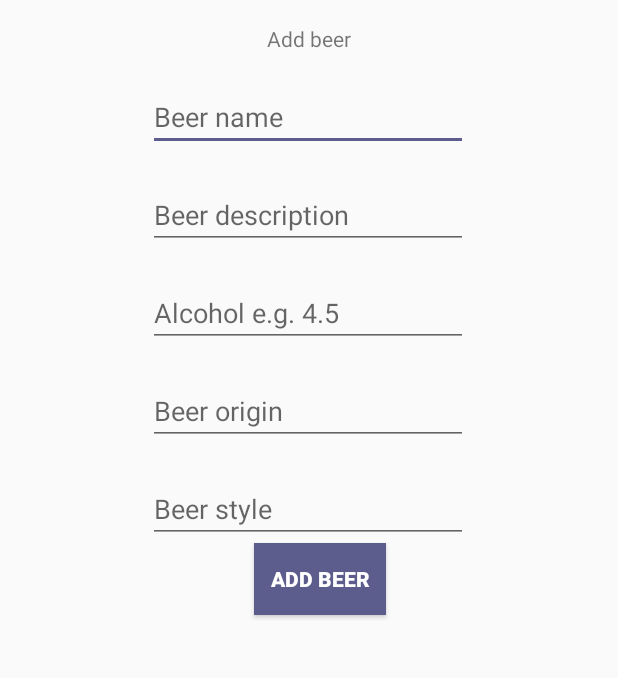
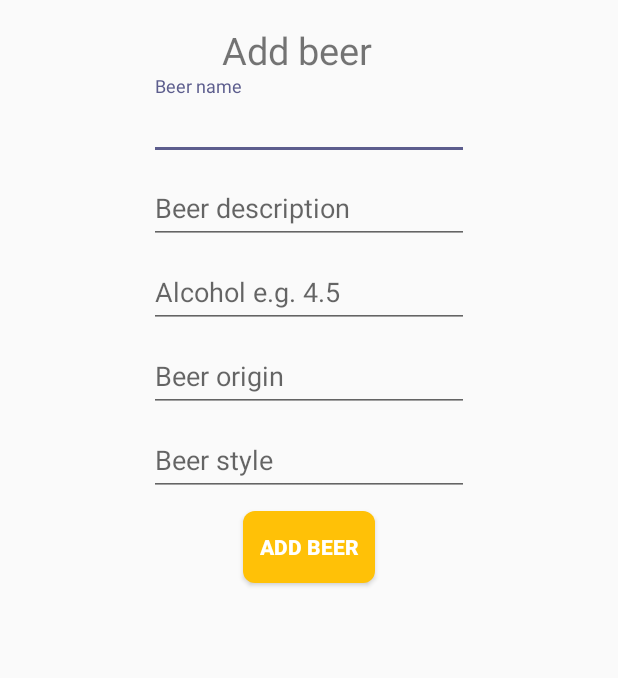
Before and after one commit to ucll-mobile-2021/project-beertracking, an Android app: the AddBeerActivity screen opened directly, with no data from a screen before it, on a phone screen of 412 x 824 dp, the part 84-762 px from its top. Run offline under Robolectric (Android 15) with nearby library versions, the phone set to English and light mode, and no system bars; our stand-ins replace Firebase (no records; nobody signed in at launch, a user with empty details on screens opened directly).

Commit message:
Layout for adding beer updated to match the rest

```diff
--- a/app/src/main/res/layout/activity_add_activity.xml
+++ b/app/src/main/res/layout/activity_add_activity.xml
@@ -32,7 +32,7 @@
             android:layout_width="wrap_content"
             android:layout_height="wrap_content"
             android:layout_marginTop="24dp"
-            android:background="@color/colorAccent"
+            android:background="@drawable/rounded_corners"
             android:text="Camera"
             android:textColor="@android:color/white"
             android:textStyle="bold"
@@ -50,7 +50,7 @@
             app:layout_constraintBottom_toBottomOf="@+id/cameraBtn"
             app:layout_constraintStart_toEndOf="@+id/cameraBtn"
             app:layout_constraintTop_toTopOf="@+id/cameraBtn"
-            android:background="@color/colorAccent"
+            android:background="@drawable/rounded_corners"
             android:textColor="@android:color/white"
             android:textStyle="bold" />
 
--- a/app/src/main/res/layout/activity_add_beer.xml
+++ b/app/src/main/res/layout/activity_add_beer.xml
@@ -1,16 +1,15 @@
-<?xml version="1.0" encoding="utf-8"?>
-<!--> This part has to be copied in each activity. Change the android:id only </-->
+<?xml version="1.0" encoding="utf-8"?><!--> This part has to be copied in each activity. Change the android:id only </-->
 <androidx.drawerlayout.widget.DrawerLayout xmlns:android="http://schemas.android.com/apk/res/android"
     xmlns:app="http://schemas.android.com/apk/res-auto"
     xmlns:tools="http://schemas.android.com/tools"
+    android:id="@+id/drawer_layout"
     android:layout_width="match_parent"
     android:layout_height="match_parent"
-    tools:context=".view.AddBeerActivity"
-    android:id="@+id/drawer_layout">
+    tools:context=".view.AddBeerActivity">
 
     <!--> here you can add your specific page code. </-->
 
-    <androidx.constraintlayout.widget.ConstraintLayout
+    <!--<androidx.constraintlayout.widget.ConstraintLayout
         android:layout_width="match_parent"
         android:layout_height="match_parent">
 
@@ -22,6 +21,7 @@
             android:layout_marginTop="72dp"
             android:layout_marginEnd="@dimen/horizontal_margin"
             android:text="Add beer"
+            android:textSize="25dp"
             app:layout_constraintEnd_toEndOf="parent"
             app:layout_constraintStart_toStartOf="parent"
             app:layout_constraintTop_toTopOf="parent" />
@@ -101,11 +101,109 @@
             app:layout_constraintHorizontal_bias="0.497"
             app:layout_constraintStart_toStartOf="parent"
             app:layout_constraintTop_toBottomOf="@+id/style_text"
-            android:background="@color/colorAccent"
+            android:background="@drawable/rounded_corners"
             android:textColor="@android:color/white"
             android:textStyle="bold" />
 
-    </androidx.constraintlayout.widget.ConstraintLayout>
+
+
+    </androidx.constraintlayout.widget.ConstraintLayout>-->
+    <LinearLayout
+        android:layout_width="match_parent"
+        android:layout_height="match_parent"
+        android:orientation="vertical">
+
+        <TextView
+            android:id="@+id/nav_titel"
+            android:layout_width="wrap_content"
+            android:layout_height="wrap_content"
+
+            android:layout_marginTop="72dp"
+            android:layout_marginEnd="@dimen/horizontal_margin"
+            android:layout_gravity="center"
+            android:text="Add beer"
+            android:textSize="25sp" />
+        <com.google.android.material.textfield.TextInputLayout
+            android:layout_width="wrap_content"
+            android:layout_gravity="center"
+            android:layout_height="wrap_content">
+            <com.google.android.material.textfield.TextInputEditText
+                android:layout_width="wrap_content"
+                android:layout_height="wrap_content"
+                android:layout_marginTop="20dp"
+                android:ems="10"
+                android:hint="Beer name"
+                android:inputType="textPersonName"
+                android:id="@+id/name_text"
+                />
+
+        </com.google.android.material.textfield.TextInputLayout>
+
+        <com.google.android.material.textfield.TextInputLayout
+            android:layout_width="wrap_content"
+            android:layout_gravity="center"
+            android:layout_height="wrap_content">
+            <com.google.android.material.textfield.TextInputEditText
+                android:layout_width="wrap_content"
+                android:layout_height="wrap_content"
+                android:id="@+id/description_text"
+                android:layout_marginTop="20dp"
+                android:ems="10"
+                android:hint="Beer description"
+                android:inputType="textPersonName"/>
+        </com.google.android.material.textfield.TextInputLayout>
+        <com.google.android.material.textfield.TextInputLayout
+            android:layout_width="wrap_content"
+            android:layout_height="wrap_content"
+            android:layout_gravity="center">
+            <com.google.android.material.textfield.TextInputEditText
+                android:layout_width="wrap_content"
+                android:layout_height="wrap_content"
+                android:id="@+id/alcohol_number"
+                android:layout_marginTop="20dp"
+                android:ems="10"
+                android:hint="Alcohol e.g. 4.5"
+                android:inputType="textPersonName"/>
+        </com.google.android.material.textfield.TextInputLayout>
+        <com.google.android.material.textfield.TextInputLayout
+            android:layout_width="wrap_content"
+            android:layout_height="wrap_content"
+            android:layout_gravity="center">
+            <com.google.android.material.textfield.TextInputEditText
+                android:layout_width="wrap_content"
+                android:layout_height="wrap_content"
+                android:id="@+id/origin_text"
+                android:layout_marginTop="20dp"
+                android:ems="10"
+                android:hint="Beer origin"
+                android:inputType="textPersonName"/>
+        </com.google.android.material.textfield.TextInputLayout>
+        <com.google.android.material.textfield.TextInputLayout
+            android:layout_width="wrap_content"
+            android:layout_height="wrap_content"
+            android:layout_gravity="center">
+            <com.google.android.material.textfield.TextInputEditText
+                android:layout_width="wrap_content"
+                android:layout_height="wrap_content"
+                android:id="@+id/style_text"
+                android:layout_marginTop="20dp"
+                android:ems="10"
+                android:hint="Beer style"
+                android:inputType="textPersonName"/>
+        </com.google.android.material.textfield.TextInputLayout>
+
+        <Button
+            android:id="@+id/addbeer_button"
+            android:layout_width="wrap_content"
+            android:layout_height="wrap_content"
+            android:layout_gravity="center"
+            android:layout_marginTop="10dp"
+            android:text="Add Beer"
+            android:background="@drawable/rounded_corners"
+            android:textColor="@android:color/white"
+            android:textStyle="bold" />
+
+    </LinearLayout>
 
     <!--> Just like the first part of the code the next part NEEDS to stay here, untouched.
     IF YOU CHANGE THIS OR DONT HAVE IT AT THE END OF THE FILE THE NAV WILL NOT WORK</-->
@@ -113,24 +211,24 @@
     <LinearLayout
         android:layout_width="wrap_content"
         android:layout_height="wrap_content">
+
         <androidx.appcompat.widget.Toolbar
             android:id="@+id/toolbar"
-            android:minHeight="?attr/actionBarSize"
             android:layout_width="match_parent"
             android:layout_height="wrap_content"
-            app:titleTextColor="@android:color/white"
-            android:background="?attr/colorPrimary">
-        </androidx.appcompat.widget.Toolbar>
+            android:background="?attr/colorPrimary"
+            android:minHeight="?attr/actionBarSize"
+            app:titleTextColor="@android:color/white"></androidx.appcompat.widget.Toolbar>
     </LinearLayout>
+
+
     <com.google.android.material.navigation.NavigationView
         android:id="@+id/navigation_view"
         android:layout_width="240dp"
         android:layout_height="match_parent"
         android:layout_gravity="start"
-        app:menu="@menu/navdrawer_menu"
         app:headerLayout="@layout/nav_header"
-        />
+        app:menu="@menu/navdrawer_menu" />
 
 
-</androidx.drawerlayout.widget.DrawerLayout>
-    <!--> should be your end of page </-->
+</androidx.drawerlayout.widget.DrawerLayout><!--> should be your end of page </-->
```
Also changed, not shown: app/src/main/res/layout/activity_search.xml (+38 -33 lines).
